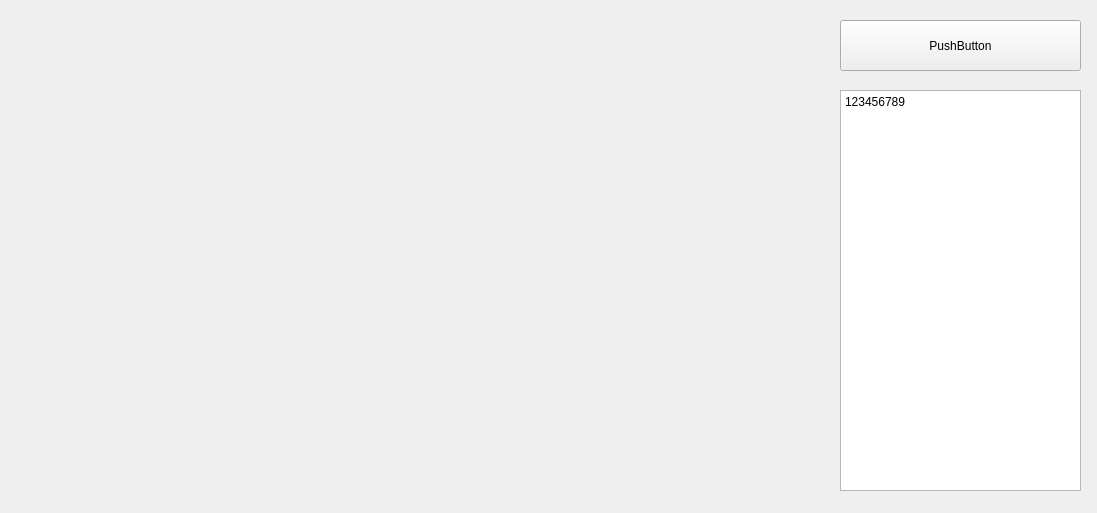
Qt form GenshinTianLiBattleClient/GenshinTianLiBattleClient.ui (GenshinTianLiBattle/GenshinTianLiBattleClient) before a commit.
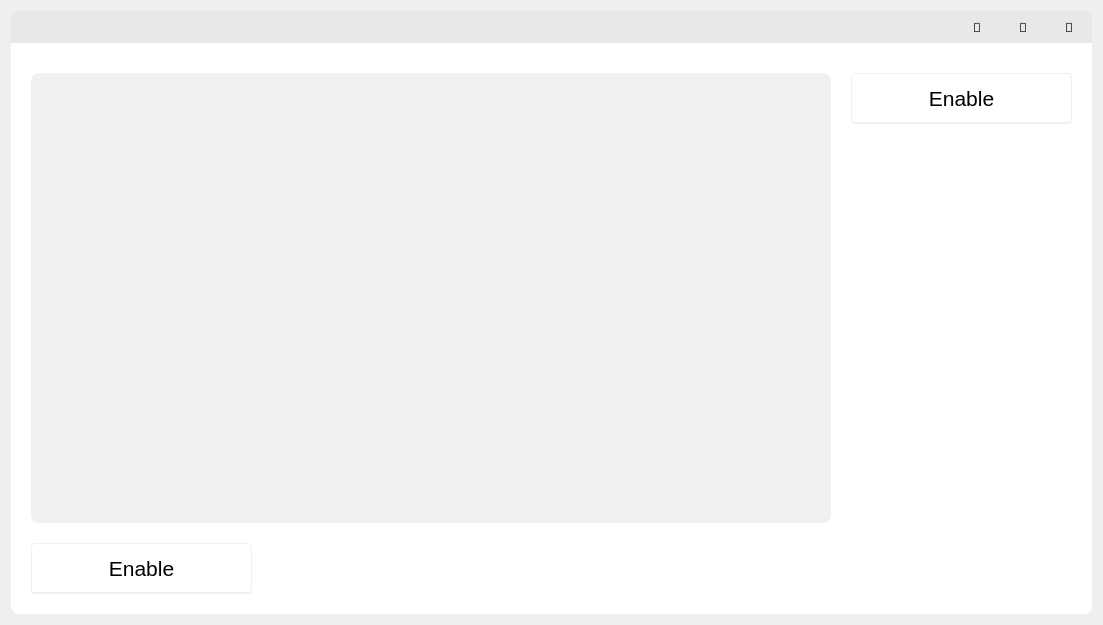
The same form after that commit. Icons and pictures are not drawn.

Commit message: feat:实现Win11UI风格窗口

```diff
--- a/GenshinTianLiBattleClient/GenshinTianLiBattleClient.ui
+++ b/GenshinTianLiBattleClient/GenshinTianLiBattleClient.ui
@@ -6,8 +6,8 @@
    <rect>
     <x>0</x>
     <y>0</y>
-    <width>1097</width>
-    <height>513</height>
+    <width>1103</width>
+    <height>625</height>
    </rect>
   </property>
   <property name="windowTitle">
@@ -17,49 +17,286 @@
    <iconset resource="GenshinTianLiBattleClient.qrc">
     <normaloff>:/GenshinTianLiBattleClient/resource/icon/Icon.png</normaloff>:/GenshinTianLiBattleClient/resource/icon/Icon.png</iconset>
   </property>
-  <widget class="QPushButton" name="pushButton">
-   <property name="geometry">
-    <rect>
-     <x>840</x>
-     <y>20</y>
-     <width>241</width>
-     <height>51</height>
-    </rect>
+  <property name="styleSheet">
+   <string notr="true"/>
+  </property>
+  <layout class="QVBoxLayout" name="verticalLayout">
+   <property name="spacing">
+    <number>0</number>
    </property>
-   <property name="text">
-    <string>PushButton</string>
-   </property>
-  </widget>
-  <widget class="QTextEdit" name="textEdit">
-   <property name="geometry">
-    <rect>
-     <x>840</x>
-     <y>90</y>
-     <width>241</width>
-     <height>401</height>
-    </rect>
-   </property>
-   <property name="html">
-    <string>&lt;!DOCTYPE HTML PUBLIC &quot;-//W3C//DTD HTML 4.0//EN&quot; &quot;http://www.w3.org/TR/REC-html40/strict.dtd&quot;&gt;
-&lt;html&gt;&lt;head&gt;&lt;meta name=&quot;qrichtext&quot; content=&quot;1&quot; /&gt;&lt;style type=&quot;text/css&quot;&gt;
-p, li { white-space: pre-wrap; }
-&lt;/style&gt;&lt;/head&gt;&lt;body style=&quot; font-family:'SimSun'; font-size:9pt; font-weight:400; font-style:normal;&quot;&gt;
-&lt;p style=&quot; margin-top:0px; margin-bottom:0px; margin-left:0px; margin-right:0px; -qt-block-indent:0; text-indent:0px;&quot;&gt;123456789&lt;/p&gt;&lt;/body&gt;&lt;/html&gt;</string>
-   </property>
-  </widget>
-  <widget class="QLabel" name="label">
-   <property name="geometry">
-    <rect>
-     <x>20</x>
-     <y>30</y>
-     <width>800</width>
-     <height>450</height>
-    </rect>
-   </property>
-   <property name="text">
-    <string/>
-   </property>
-  </widget>
+   <item>
+    <widget class="QWidget" name="TitleBar" native="true">
+     <property name="maximumSize">
+      <size>
+       <width>16777215</width>
+       <height>32</height>
+      </size>
+     </property>
+     <property name="styleSheet">
+      <string notr="true"/>
+     </property>
+     <widget class="QLabel" name="label_2">
+      <property name="geometry">
+       <rect>
+        <x>0</x>
+        <y>0</y>
+        <width>1081</width>
+        <height>32</height>
+       </rect>
+      </property>
+      <property name="styleSheet">
+       <string notr="true">
+border-radius: 8px;
+background-color: rgb(232, 232, 232);
+border-bottom-left-radius: 0px;
+border-bottom-right-radius: 0px;</string>
+      </property>
+      <property name="text">
+       <string/>
+      </property>
+     </widget>
+     <widget class="QWidget" name="widget_2" native="true">
+      <property name="geometry">
+       <rect>
+        <x>943</x>
+        <y>0</y>
+        <width>138</width>
+        <height>32</height>
+       </rect>
+      </property>
+      <property name="minimumSize">
+       <size>
+        <width>138</width>
+        <height>32</height>
+       </size>
+      </property>
+      <property name="maximumSize">
+       <size>
+        <width>138</width>
+        <height>32</height>
+       </size>
+      </property>
+      <layout class="QHBoxLayout" name="horizontalLayout">
+       <property name="spacing">
+        <number>0</number>
+       </property>
+       <property name="leftMargin">
+        <number>0</number>
+       </property>
+       <property name="topMargin">
+        <number>0</number>
+       </property>
+       <property name="rightMargin">
+        <number>0</number>
+       </property>
+       <property name="bottomMargin">
+        <number>0</number>
+       </property>
+       <item>
+        <widget class="QPushButton" name="pushButton_3">
+         <property name="minimumSize">
+          <size>
+           <width>46</width>
+           <height>32</height>
+          </size>
+         </property>
+         <property name="font">
+          <font>
+           <family>Segoe Fluent Icons</family>
+           <pointsize>10</pointsize>
+          </font>
+         </property>
+         <property name="styleSheet">
+          <string notr="true">QPushButton{
+background-color: rgba(0, 0, 0,0);
+border:none;
+color:rgb(0, 0, 0);
+}
+QPushButton:hover{
+background-color: rgb(229, 229, 229);
+}
+QPushButton:pressed{
+background-color: rgb(204, 204, 204);
+}</string>
+         </property>
+         <property name="text">
+          <string></string>
+         </property>
+        </widget>
+       </item>
+       <item>
+        <widget class="QPushButton" name="pushButton_4">
+         <property name="minimumSize">
+          <size>
+           <width>46</width>
+           <height>32</height>
+          </size>
+         </property>
+         <property name="font">
+          <font>
+           <family>Segoe Fluent Icons</family>
+           <pointsize>10</pointsize>
+          </font>
+         </property>
+         <property name="styleSheet">
+          <string notr="true">QPushButton{
+background-color: rgba(0, 0, 0,0);
+border:none;
+color:rgb(0, 0, 0);
+}
+QPushButton:hover{
+background-color: rgb(229, 229, 229);
+}
+QPushButton:pressed{
+background-color: rgb(204, 204, 204);
+}</string>
+         </property>
+         <property name="text">
+          <string></string>
+         </property>
+        </widget>
+       </item>
+       <item>
+        <widget class="QPushButton" name="pushButton_5">
+         <property name="minimumSize">
+          <size>
+           <width>46</width>
+           <height>32</height>
+          </size>
+         </property>
+         <property name="font">
+          <font>
+           <family>Segoe Fluent Icons</family>
+           <pointsize>10</pointsize>
+          </font>
+         </property>
+         <property name="styleSheet">
+          <string notr="true">QPushButton{
+background-color: rgba(0, 0, 0,0);
+border-top-right-radius:8px;
+border:none;
+color:rgb(0, 0, 0);
+}
+QPushButton:hover{
+background-color: rgb(232, 17, 35);
+border:none;
+	color: rgb(255, 255, 255);
+}
+QPushButton:pressed{
+background-color: rgb(241, 112, 122);
+border:none;
+	color: rgb(255, 255, 255);
+}</string>
+         </property>
+         <property name="text">
+          <string></string>
+         </property>
+        </widget>
+       </item>
+      </layout>
+     </widget>
+    </widget>
+   </item>
+   <item>
+    <widget class="QWidget" name="widget" native="true">
+     <widget class="QLabel" name="label">
+      <property name="geometry">
+       <rect>
+        <x>20</x>
+        <y>30</y>
+        <width>800</width>
+        <height>450</height>
+       </rect>
+      </property>
+      <property name="styleSheet">
+       <string notr="true">background-color: rgb(240,240,240);
+border-radius: 8px;</string>
+      </property>
+      <property name="text">
+       <string/>
+      </property>
+     </widget>
+     <widget class="QPushButton" name="pushButton_2">
+      <property name="geometry">
+       <rect>
+        <x>20</x>
+        <y>500</y>
+        <width>221</width>
+        <height>51</height>
+       </rect>
+      </property>
+      <property name="font">
+       <font>
+        <family>Segoe UI</family>
+        <pointsize>16</pointsize>
+       </font>
+      </property>
+      <property name="styleSheet">
+       <string notr="true">.QPushButton{
+background-color: rgb(255, 255, 255);
+border: 1px solid rgb(240, 240, 240) ;
+border-bottom-width: 2px;
+border-radius: 4px;
+}</string>
+      </property>
+      <property name="text">
+       <string>Enable</string>
+      </property>
+     </widget>
+     <widget class="QPushButton" name="pushButton">
+      <property name="geometry">
+       <rect>
+        <x>840</x>
+        <y>30</y>
+        <width>221</width>
+        <height>51</height>
+       </rect>
+      </property>
+      <property name="font">
+       <font>
+        <family>Segoe UI</family>
+        <pointsize>16</pointsize>
+       </font>
+      </property>
+      <property name="styleSheet">
+       <string notr="true">.QPushButton{
+background-color: rgb(255, 255, 255);
+border: 1px solid rgb(240, 240, 240) ;
+border-bottom-width: 2px;
+border-radius: 4px;
+}</string>
+      </property>
+      <property name="text">
+       <string>Enable</string>
+      </property>
+     </widget>
+     <widget class="QLabel" name="label_3">
+      <property name="geometry">
+       <rect>
+        <x>0</x>
+        <y>0</y>
+        <width>1081</width>
+        <height>571</height>
+       </rect>
+      </property>
+      <property name="styleSheet">
+       <string notr="true">
+border-radius: 8px;
+background-color: rgb(255, 255, 255);
+border-top-left-radius: 0px;
+border-top-right-radius: 0px;</string>
+      </property>
+      <property name="text">
+       <string/>
+      </property>
+     </widget>
+     <zorder>label_3</zorder>
+     <zorder>label</zorder>
+     <zorder>pushButton_2</zorder>
+     <zorder>pushButton</zorder>
+    </widget>
+   </item>
+  </layout>
  </widget>
  <layoutdefault spacing="6" margin="11"/>
  <resources>
```
Left out of the diff: 51 changed lines with no effect on the pictures. The commit also changes 4 other files.
